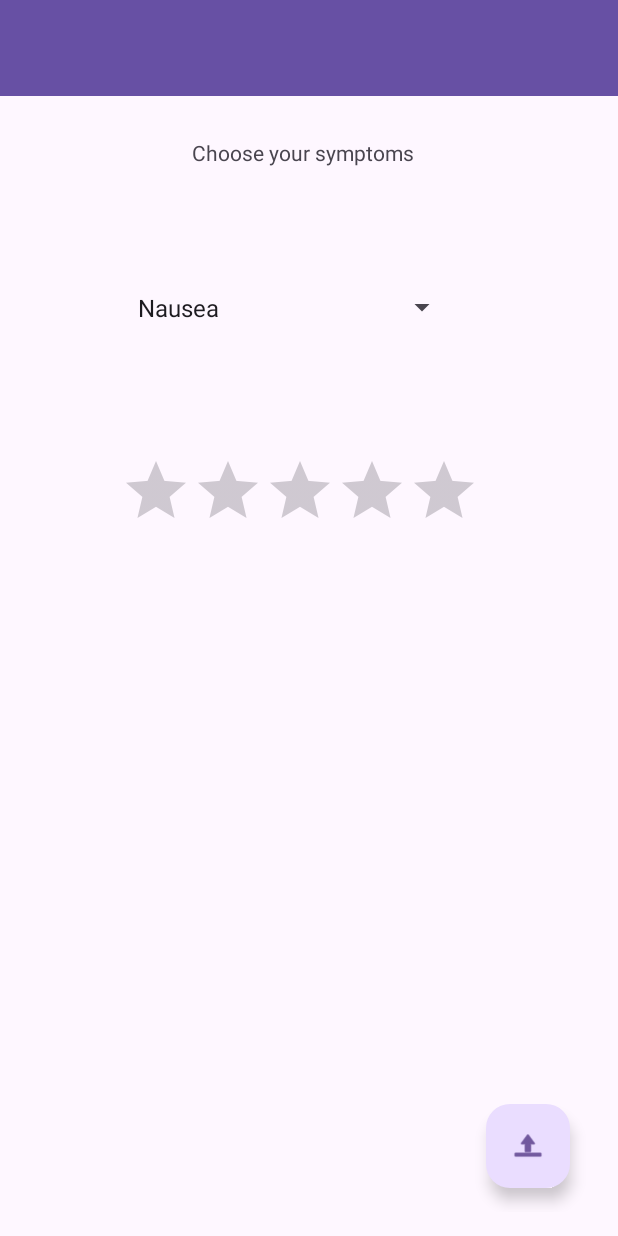
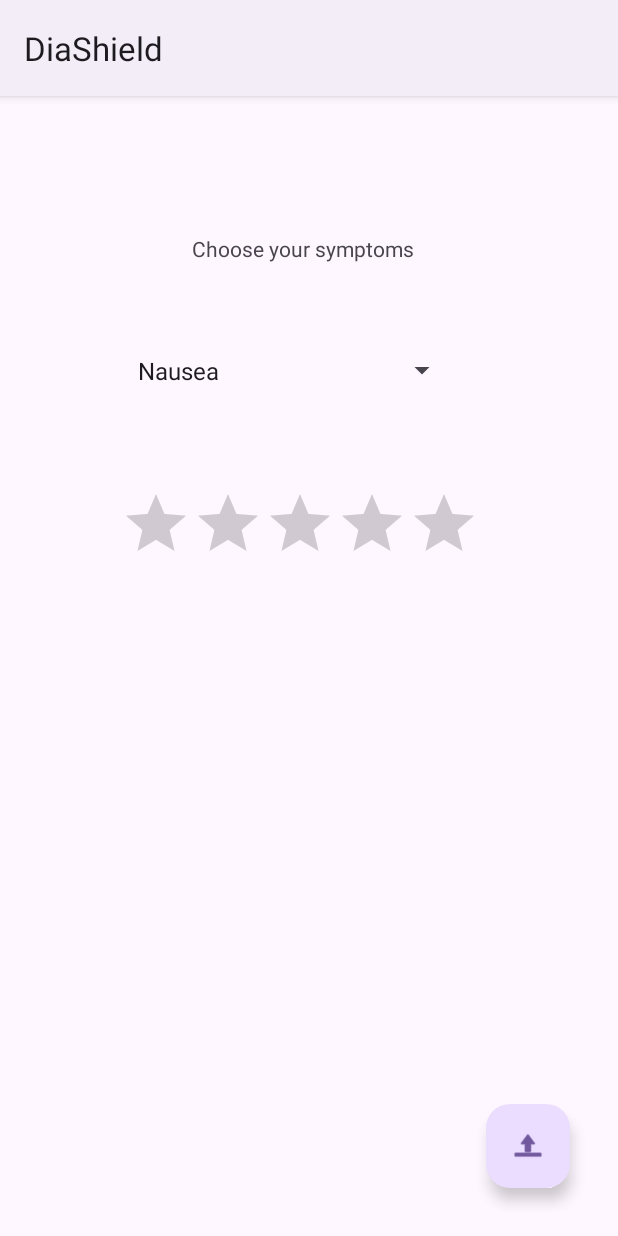
Before and after one commit to Shikhar97/DiaShield, an Android app: the SecondActivity screen opened directly, with no data from a screen before it, on a phone screen of 412 x 824 dp. Run offline under Robolectric (Android 15) with nearby library versions, the phone set to English and light mode, and no system bars.

Commit message:
Added action bar

```diff
--- a/app/src/main/AndroidManifest.xml
+++ b/app/src/main/AndroidManifest.xml
@@ -14,7 +14,7 @@
         android:label="@string/app_name"
         android:roundIcon="@mipmap/ic_launcher_round"
         android:supportsRtl="true"
-        android:theme="@style/Theme.AppCompat.Light.NoActionBar"
+        android:theme="@style/Theme.AppCompat.Light.DarkActionBar"
         tools:targetApi="31">
         <activity
             android:name=".MainActivity"
--- a/app/src/main/java/com/example/diashield/MainActivity.kt
+++ b/app/src/main/java/com/example/diashield/MainActivity.kt
@@ -14,7 +14,7 @@
 
     override fun onCreate(savedInstanceState: Bundle?) {
         super.onCreate(savedInstanceState)
-        setSupportActionBar(findViewById(R.id.my_toolbar))
+//        setSupportActionBar(findViewById(R.id.my_toolbar))
         setContentView(R.layout.activity_main)
 //        val btnStartRecord = findViewById<Button>(R.id.measure_heart_rate)
 
--- a/app/src/main/res/layout/second_activity.xml
+++ b/app/src/main/res/layout/second_activity.xml
@@ -1,38 +1,12 @@
 <?xml version="1.0" encoding="utf-8"?>
-<androidx.coordinatorlayout.widget.CoordinatorLayout xmlns:android="http://schemas.android.com/apk/res/android"
+<androidx.constraintlayout.widget.ConstraintLayout xmlns:android="http://schemas.android.com/apk/res/android"
     xmlns:app="http://schemas.android.com/apk/res-auto"
     xmlns:tools="http://schemas.android.com/tools"
     android:layout_width="match_parent"
     android:layout_height="match_parent"
     android:fitsSystemWindows="true"
+    android:padding="16dp"
     tools:context=".SecondActivity">
-
-    <androidx.appcompat.widget.Toolbar
-        android:id="@+id/my_toolbar"
-        android:layout_width="match_parent"
-        android:layout_height="?attr/actionBarSize"
-        android:background="?attr/colorPrimary"
-        android:elevation="4dp"
-        android:theme="@style/ThemeOverlay.AppCompat.ActionBar"
-        app:popupTheme="@style/ThemeOverlay.AppCompat.Light"/>
-
-<!--    <com.google.android.material.appbar.AppBarLayout-->
-<!--        android:layout_width="match_parent"-->
-<!--        android:layout_height="wrap_content"-->
-<!--        android:text="@string/app_name"-->
-<!--        android:fitsSystemWindows="true">-->
-
-<!--        <com.google.android.material.appbar.MaterialToolbar-->
-<!--            android:id="@+id/toolbar"-->
-<!--            android:layout_width="match_parent"-->
-<!--            android:layout_height="?attr/actionBarSize" />-->
-
-<!--    </com.google.android.material.appbar.AppBarLayout>-->
-
-    <androidx.constraintlayout.widget.ConstraintLayout
-        android:layout_width="match_parent"
-        android:layout_height="match_parent"
-        android:padding="16dp">
 
     <TextView
         android:id="@+id/textView"
@@ -78,6 +52,3 @@
         app:layout_constraintEnd_toEndOf="parent"
         app:srcCompat="@android:drawable/ic_menu_upload" />
 </androidx.constraintlayout.widget.ConstraintLayout>
-
-
-</androidx.coordinatorlayout.widget.CoordinatorLayout>
--- a/app/src/main/res/values/strings.xml
+++ b/app/src/main/res/values/strings.xml
@@ -18,6 +18,7 @@
     </string-array>
     <string name="page_2_heading">Choose your symptoms</string>
     <string name="heart_rate">Measure Heart Rate</string>
-    <string name="resp">Measure Respiratory Rate</string>
+    <string name="resp">Measure Resp. Rate</string>
     <string name="upload_btn">"Upload "</string>
+    <string name="value"> </string>
 </resources>
--- a/app/src/main/res/values/themes.xml
+++ b/app/src/main/res/values/themes.xml
@@ -1,6 +1,6 @@
 <resources xmlns:tools="http://schemas.android.com/tools">
     <!-- Base application theme. -->
-    <style name="Base.Theme.DiaShield" parent="Theme.Material3.DayNight.NoActionBar">
+    <style name="Base.Theme.DiaShield" parent="Theme.Material3.DayNight">
         <!-- Customize your light theme here. -->
         <!-- <item name="colorPrimary">@color/my_light_primary</item> -->
     </style>
```
Also changed, not shown: app/src/main/res/layout/activity_main.xml (+40 -14 lines). Lines whose indentation alone changed are shown as unchanged.
